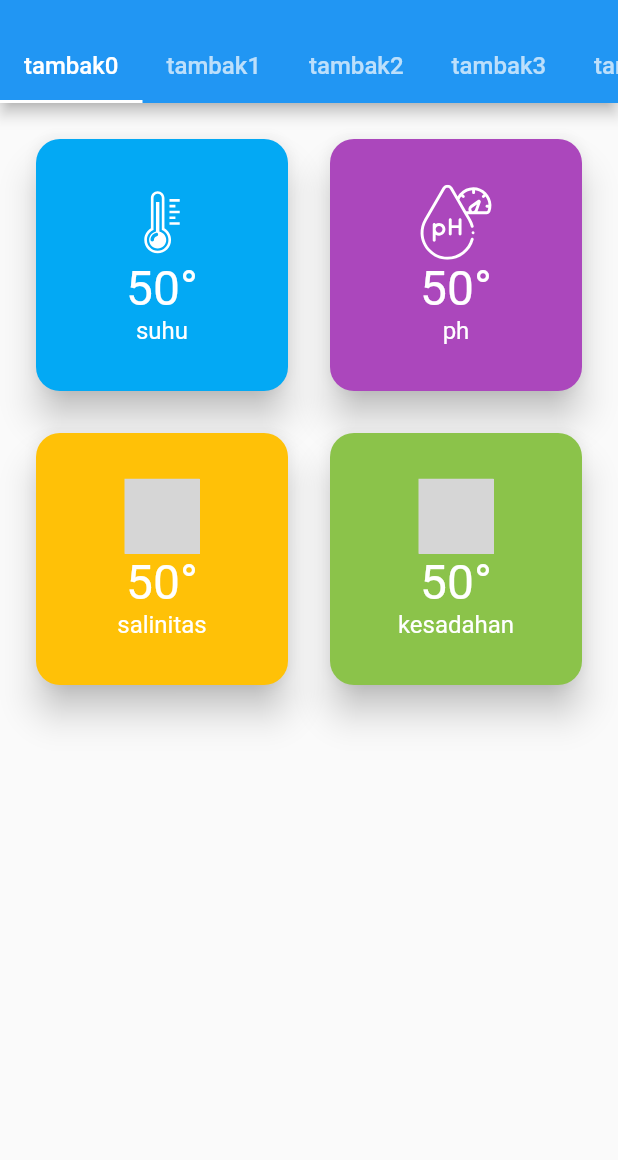
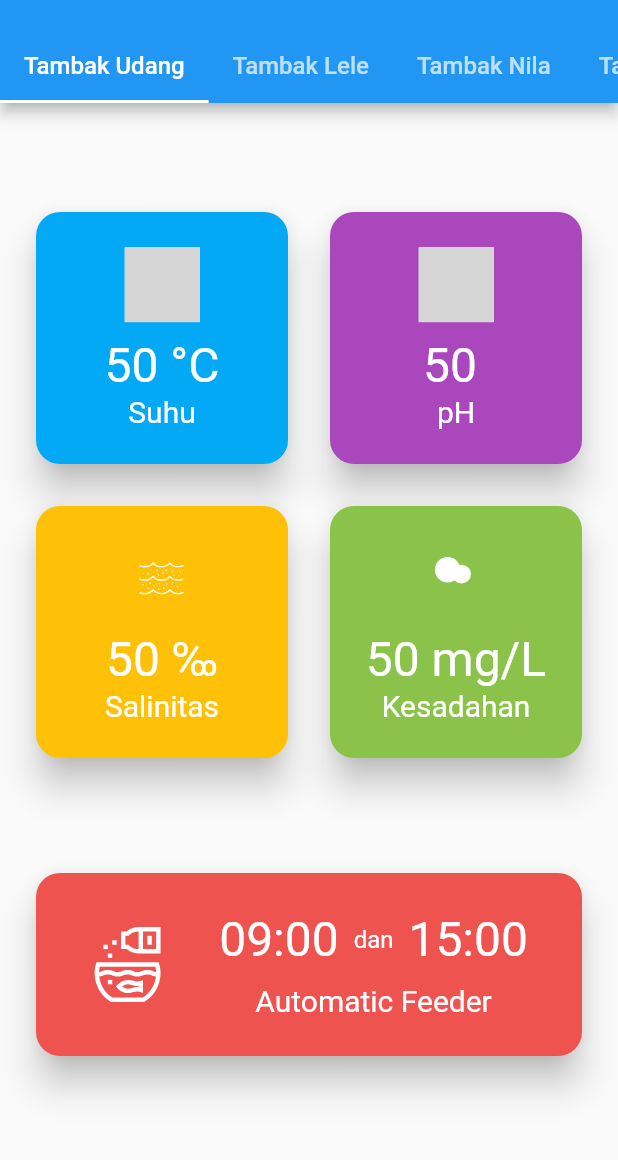
Before and after one commit to geohasby/fishmart, a Flutter app: the screen it shows after launch, on a phone screen of 412 x 824 dp, the part 71-1231 px from its top. Run offline on Flutter 3.47's test engine with Material 2 defaults, Android fonts, the phone set to English and light mode, and no system bars; our stand-ins replace flutter_svg; grey boxes are pictures that could not be loaded.

Commit message:
edit color and shape

```diff
--- a/lib/main.dart
+++ b/lib/main.dart
@@ -50,22 +50,18 @@ class MyApp extends StatelessWidget {
   // ];
 
   List<String> tambak = [
-    "tambak0",
-    "tambak1",
-    "tambak2",
-    "tambak3",
-    "tambak4",
-    "tambak5",
-    "tambak6",
-    "tambak7",
-    "tambak8",
-    "tambak9"
+    "Tambak Udang",
+    "Tambak Lele",
+    "Tambak Nila",
+    "Tambak Patin"
   ];
 
-  List<String> variable = ["suhu", "ph", "salinitas", "kesadahan"];
+  List<String> variable = ["Suhu", "pH", "Salinitas", "Kesadahan"];
 
   Color card_color = Colors.blue;
   Color splash_color = Colors.blue;
+
+  String unit = "";
 
   @override
   Widget build(BuildContext context) {
@@ -124,27 +120,34 @@ class MyApp extends StatelessWidget {
             children: List.generate(
               tambak.length,
               (index) {
-                return GridView.count(
+                return Column(
+                  mainAxisAlignment: MainAxisAlignment.spaceEvenly,
+                  children: [
+                    GridView.count(
+                      shrinkWrap: true,
                       mainAxisSpacing: 20,
                       crossAxisSpacing: 20,
                       crossAxisCount: 2,
                       padding: EdgeInsets.all(20),
-                  shrinkWrap: true,
                       children: List.generate(
                         variable.length,
                         (i) {
                           if (i == 0) {
                             card_color = Colors.lightBlue;
                             splash_color = Colors.blue.shade800;
+                            unit = "°C";
                           } else if (i == 1) {
                             card_color = Colors.purple.shade400;
                             splash_color = Colors.deepPurple;
+                            unit = "";
                           } else if (i == 2) {
                             card_color = Colors.amber;
                             splash_color = Colors.deepOrange;
+                            unit = "‰";
                           } else if (i == 3) {
                             card_color = Colors.lightGreen;
                             splash_color = Colors.teal;
+                            unit = "mg/L";
                           }
                           return Card(
                             color: card_color,
@@ -161,13 +164,16 @@ class MyApp extends StatelessWidget {
                               child: Column(
                                 mainAxisAlignment: MainAxisAlignment.center,
                                 children: [
-                              SvgPicture.asset(
+                                  Padding(
+                                    padding: const EdgeInsets.only(bottom: 10),
+                                    child: SvgPicture.asset(
                                       'assets/' + variable[i] + '.svg',
                                       height: 50,
                                       color: Colors.white,
                                     ),
+                                  ),
                                   Text(
-                                "50°",
+                                    "50 " + unit,
                                     style: TextStyle(
                                       color: Colors.white,
                                       fontSize: 32,
@@ -177,7 +183,7 @@ class MyApp extends StatelessWidget {
                                     variable[i],
                                     style: TextStyle(
                                       color: Colors.white,
-                                  fontSize: 16,
+                                      fontSize: 20,
                                     ),
                                   ),
                                 ],
@@ -186,47 +192,84 @@ class MyApp extends StatelessWidget {
                           );
                         },
                       ),
+                    ),
+                    Container(
+                      height: 150,
+                      width: double.infinity,
+                      padding: EdgeInsets.fromLTRB(20, 0, 20, 20),
+                      child: Card(
+                        color: Colors.red[400],
+                        elevation: 10,
+                        shape: RoundedRectangleBorder(
+                          borderRadius: BorderRadius.circular(16),
+                        ),
+                        child: InkWell(
+                          customBorder: RoundedRectangleBorder(
+                            borderRadius: BorderRadius.circular(16),
+                          ),
+                          splashColor: Colors.red[700],
+                          onTap: () {},
+                          child: Row(
+                            mainAxisAlignment: MainAxisAlignment.spaceEvenly,
+                            children: [
+                              SvgPicture.asset(
+                                'assets/Feed.svg',
+                                height: 50,
+                                color: Colors.white,
+                              ),
+                              Column(
+                                mainAxisAlignment: MainAxisAlignment.center,
+                                children: [
+                                  Row(
+                                    children: [
+                                      Text(
+                                        "09:00",
+                                        style: TextStyle(
+                                          color: Colors.white,
+                                          fontSize: 32,
+                                        ),
+                                      ),
+                                      Padding(
+                                        padding: const EdgeInsets.symmetric(
+                                            horizontal: 10),
+                                        child: Text(
+                                          "dan",
+                                          style: TextStyle(
+                                            color: Colors.white,
+                                            fontSize: 16,
+                                          ),
+                                        ),
+                                      ),
+                                      Text(
+                                        "15:00",
+                                        style: TextStyle(
+                                          color: Colors.white,
+                                          fontSize: 32,
+                                        ),
+                                      ),
+                                    ],
+                                  ),
+                                  SizedBox(
+                                    height: 10,
+                                  ),
+                                  Text(
+                                    'Automatic Feeder',
+                                    style: TextStyle(
+                                      color: Colors.white,
+                                      fontSize: 20,
+                                    ),
+                                  ),
+                                ],
+                              ),
+                            ],
+                          ),
+                        ),
+                      ),
+                    ),
+                  ],
                 );
               },
             ),
-            // Card(
-            //             color: card_color,
-            //             elevation: 10,
-            //             shape: RoundedRectangleBorder(
-            //               borderRadius: BorderRadius.circular(16),
-            //             ),
-            //             child: InkWell(
-            //               customBorder: RoundedRectangleBorder(
-            //                 borderRadius: BorderRadius.circular(16),
-            //               ),
-            //               splashColor: splash_color,
-            //               onTap: () {},
-            //               child: Column(
-            //                 mainAxisAlignment: MainAxisAlignment.center,
-            //                 children: [
-            //                   SvgPicture.asset(
-            //                     'assets/feed.svg',
-            //                     height: 50,
-            //                     color: Colors.white,
-            //                   ),
-            //                   Text(
-            //                     "50°",
-            //                     style: TextStyle(
-            //                       color: Colors.white,
-            //                       fontSize: 32,
-            //                     ),
-            //                   ),
-            //                   Text(
-            //                     'Automatic Feeder',
-            //                     style: TextStyle(
-            //                       color: Colors.white,
-            //                       fontSize: 16,
-            //                     ),
-            //                   ),
-            //                 ],
-            //               ),
-            //             ),
-            //           ),
           ),
         ),
       ),
```
Also changed, not shown: assets/Feed.svg (added), assets/Kesadahan.svg (added), assets/Salinitas.svg (added), 1 other file. Lines whose indentation alone changed are shown as unchanged.
